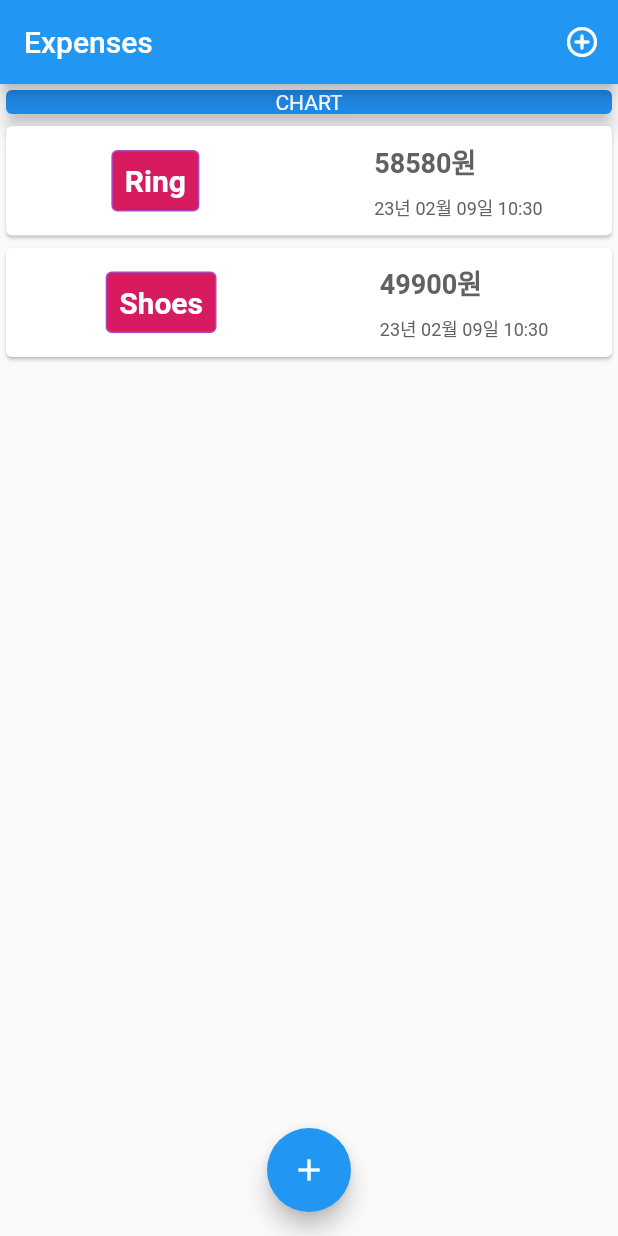
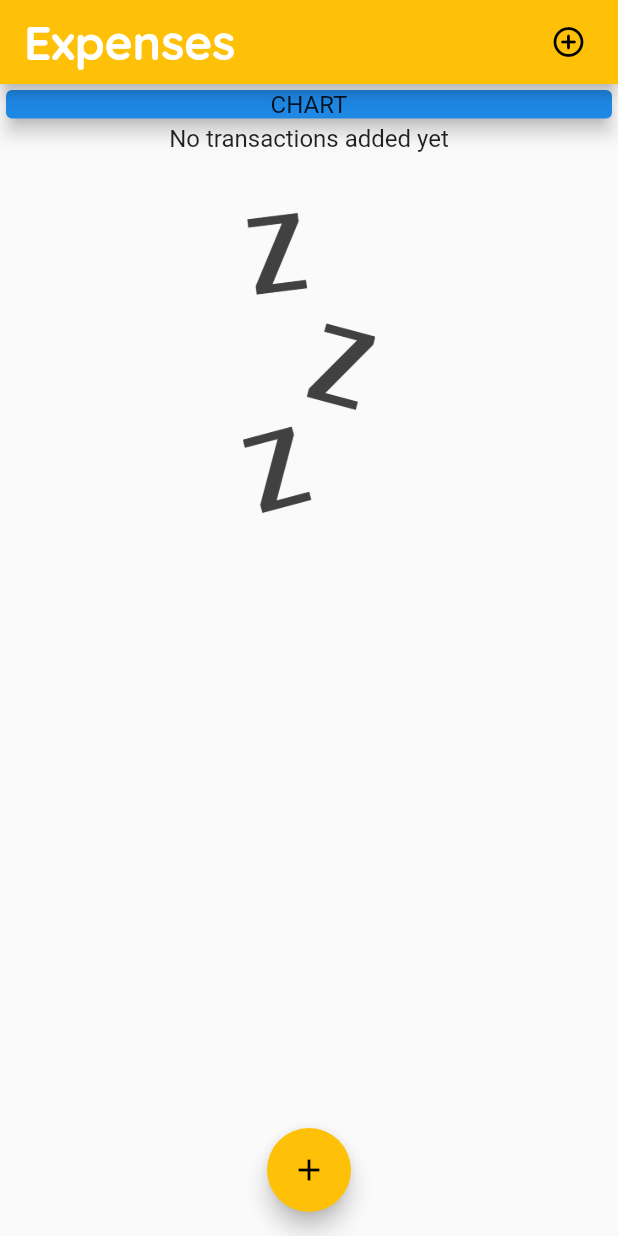
Before and after one commit to Tchaikovsky1114/flutter-expenses, a Flutter app: the screen it shows after launch, on a phone screen of 412 x 824 dp. Run offline on Flutter 3.47's test engine with Material 2 defaults, Android fonts, the phone set to English and light mode, and no system bars; our stand-ins replace timezone; Roboto replaces fonts that are missing (Wandohope).

```diff
--- a/lib/main.dart
+++ b/lib/main.dart
@@ -19,20 +19,7 @@ class MyApp extends StatefulWidget {
 }
 
 class _MyAppState extends State<MyApp> {
-  List<Transaction> userTransaction = [
-    Transaction(
-      id: 't2',
-      title: 'Ring',
-      amount: 58580,
-      date: DateTime.now(),
-    ),
-    Transaction(
-      id: 't1',
-      title: 'Shoes',
-      amount: 49900,
-      date: DateTime.now(),
-    ),
-  ];
+  List<Transaction> userTransaction = [];
 
   void _addNewTransaction(String txTitle, double amount) {
     final newTx = Transaction(
@@ -60,10 +47,39 @@ class _MyAppState extends State<MyApp> {
   @override
   Widget build(BuildContext context) {
     return MaterialApp(
+      title: 'Expenses',
+      theme: ThemeData(
+          appBarTheme: const AppBarTheme(
+              titleTextStyle: TextStyle(
+                fontFamily: 'Wandohope',
+                fontSize: 32,
+              ),
+              actionsIconTheme: IconThemeData(
+                size: 42,
+              )),
+          primarySwatch: Colors.amber,
+          primaryColor: Colors.pink.shade400,
+          primaryColorDark: Colors.deepPurple.shade600,
+          primaryTextTheme: TextTheme(
+            titleMedium: TextStyle(
+                color: Colors.grey.shade700,
+                fontSize: 18,
+                fontWeight: FontWeight.bold),
+            titleSmall: TextStyle(
+              color: Colors.grey.shade700,
+              fontSize: 12,
+              fontFamily: 'Quicksand',
+            ),
+          ),
+          fontFamily: 'Wandohope'),
       home: Scaffold(
         appBar: AppBar(
           title: const Text(
             'Expenses',
+            style: TextStyle(
+              fontFamily: 'Quicksand',
+              fontWeight: FontWeight.bold,
+            ),
           ),
           actions: [
             Builder(
@@ -88,11 +104,9 @@ class _MyAppState extends State<MyApp> {
                 child: Card(
                   color: Colors.blue.shade600,
                   elevation: 5,
-                  child: const Text(
+                  child: Text(
                     'CHART',
-                    style: TextStyle(
-                      color: Colors.white,
-                    ),
+                    style: Theme.of(context).textTheme.titleMedium,
                     textAlign: TextAlign.center,
                   ),
                 ),
--- a/lib/transaction_list.dart
+++ b/lib/transaction_list.dart
@@ -10,7 +10,25 @@ class TransactionList extends StatelessWidget {
   Widget build(BuildContext context) {
     return SizedBox(
       height: 300,
-      child: ListView.builder(
+      child: userTransaction.isEmpty
+          ? Column(
+              children: [
+                Text(
+                  'No transactions added yet',
+                  style: Theme.of(context).textTheme.titleMedium,
+                ),
+                const SizedBox(
+                  height: 40,
+                ),
+                SizedBox(
+                    height: 200,
+                    child: Image.asset(
+                      'assets/images/waiting.png',
+                      fit: BoxFit.cover,
+                    )),
+              ],
+            )
+          : ListView.builder(
               itemBuilder: (context, index) {
                 return Card(
                   child: Row(
@@ -26,10 +44,11 @@ class TransactionList extends StatelessWidget {
                         decoration: BoxDecoration(
                             border: Border.all(
                               width: 1,
-                        color: Colors.purple.shade400,
+                              color: Theme.of(context).primaryColorDark,
                             ),
-                      color: Colors.pink.shade600,
-                      borderRadius: const BorderRadius.all(Radius.circular(4))),
+                            color: Theme.of(context).primaryColor,
+                            borderRadius:
+                                const BorderRadius.all(Radius.circular(4))),
                         child: Text(
                           userTransaction[index].title,
                           style: const TextStyle(
@@ -45,11 +64,8 @@ class TransactionList extends StatelessWidget {
                         children: [
                           Text(
                             '${(userTransaction[index].amount).toInt()}원',
-                      style: TextStyle(
-                        color: Colors.grey.shade700,
-                        fontSize: 18,
-                        fontWeight: FontWeight.bold,
-                      ),
+                            style:
+                                Theme.of(context).primaryTextTheme.titleMedium,
                           ),
                           const SizedBox(
                             height: 8,
@@ -57,10 +73,8 @@ class TransactionList extends StatelessWidget {
                           Text(
                             DateFormat('yy년 MM월 dd일 HH:mm')
                                 .format(userTransaction[index].date),
-                      style: TextStyle(
-                        color: Colors.grey.shade700,
-                        fontSize: 12,
-                      ),
+                            style:
+                                Theme.of(context).primaryTextTheme.titleSmall,
                           )
                         ],
                       )
```
Also changed, not shown: pubspec.yaml (+18 -8 lines), assets/fonts/OpenSans-Bold.ttf (added), assets/fonts/OpenSans-Regular.ttf (added), assets/fonts/Quicksand-Bold.ttf (added), assets/fonts/Quicksand-Light.ttf (added), assets/fonts/Quicksand-Medium.ttf (added), assets/fonts/Quicksand-Regular.ttf (added), assets/images/waiting.png (added), lib/chart.dart (added), 2 other files. Lines whose indentation alone changed are shown as unchanged.
